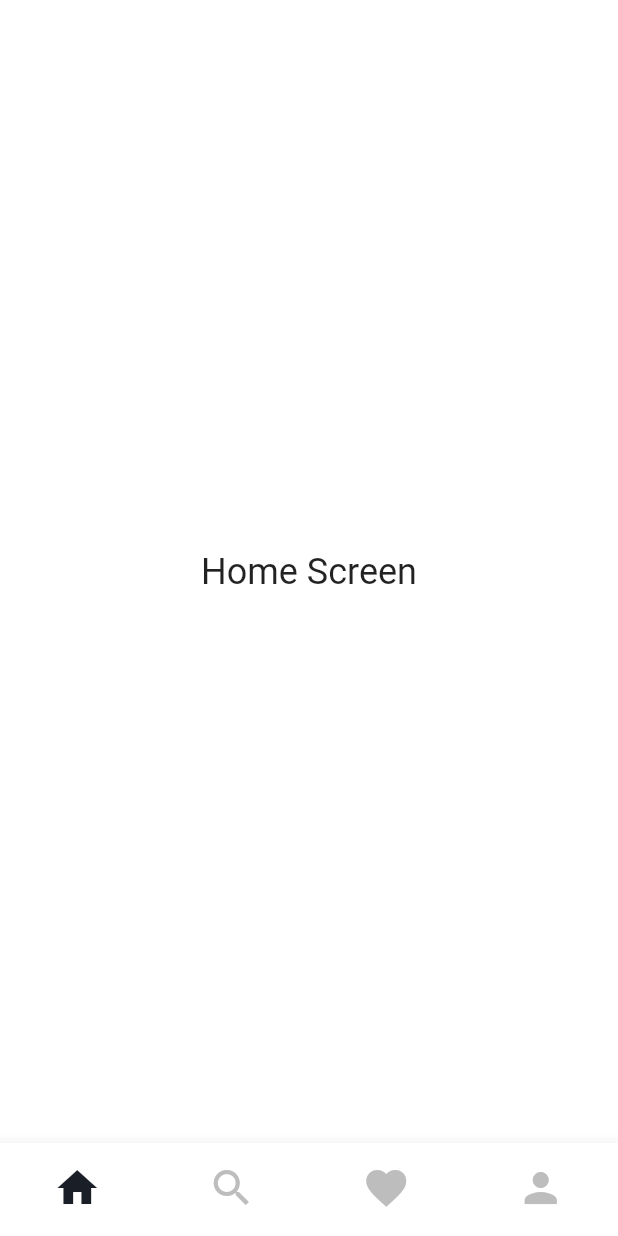
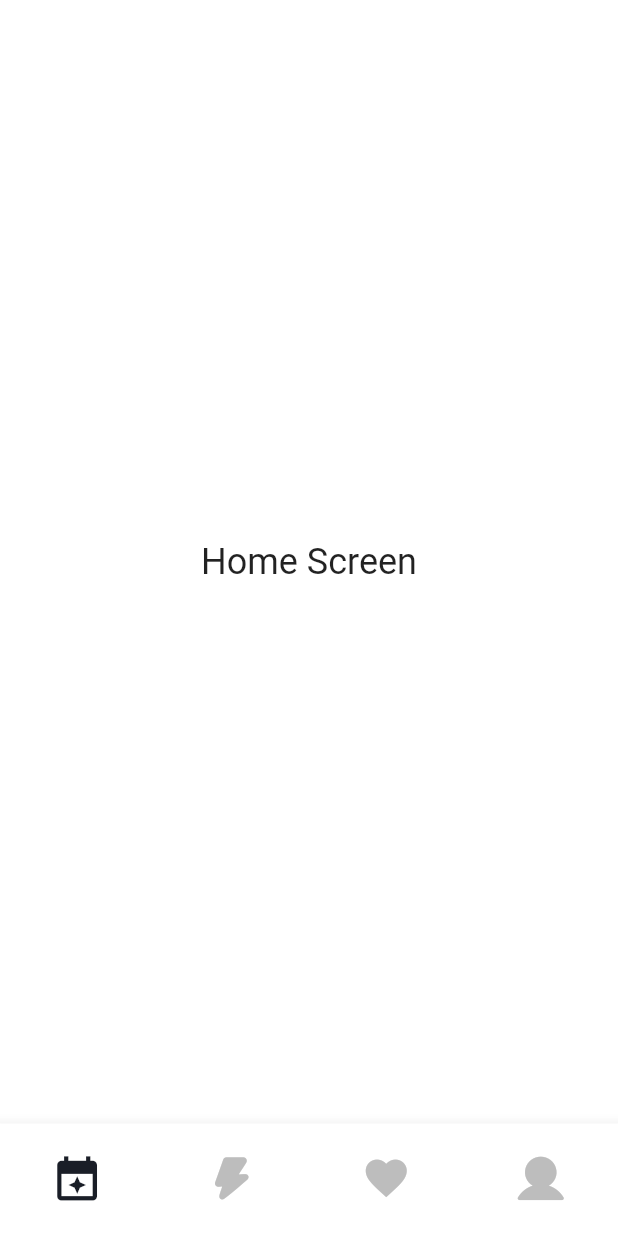
Before and after one commit to sprisao/GetX-Timing, a Flutter app: the screen it shows after launch, on a phone screen of 412 x 824 dp. Run offline on Flutter 3.47's test engine with Material 2 defaults, Android fonts, the phone set to English and light mode, and no system bars; missing offline and left inert: amplify_api, amplify_auth_cognito, amplify_authenticator, amplify_datastore, amplify_flutter; statements that could not run were skipped.

Commit message:
Navigation 아이콘 변경

```diff
--- a/lib/root_screen.dart
+++ b/lib/root_screen.dart
@@ -6,6 +6,8 @@ import 'package:timing/view/like_screen.dart';
 import 'package:timing/view/profile_screen.dart';
 import 'package:timing/view/swipe_screen.dart';
 import 'package:timing/viewmodel/timing_viewmodel.dart';
+
+import 'my_flutter_app_icons.dart';
 
 class RootScreen extends StatefulWidget {
   const RootScreen({Key? key}) : super(key: key);
@@ -46,19 +48,31 @@ class _RootScreenState extends State<RootScreen> {
           },
           items: const [
             BottomNavigationBarItem(
-              icon: Icon(Icons.home),
+              icon: Icon(
+                CustomIcons.navi_icon_home,
+                size: 45,
+              ),
               label: 'Home',
             ),
             BottomNavigationBarItem(
-              icon: Icon(Icons.search),
+              icon: Icon(
+                CustomIcons.navi_icon_timing,
+                size: 45,
+              ),
               label: 'Swipe',
             ),
             BottomNavigationBarItem(
-              icon: Icon(Icons.favorite),
+              icon: Icon(
+                CustomIcons.navi_icon_likes,
+                size: 45,
+              ),
               label: 'Like',
             ),
             BottomNavigationBarItem(
-              icon: Icon(Icons.person),
+              icon: Icon(
+                CustomIcons.navi_home_profile,
+                size: 45,
+              ),
               label: 'Profile',
             ),
           ],
```
